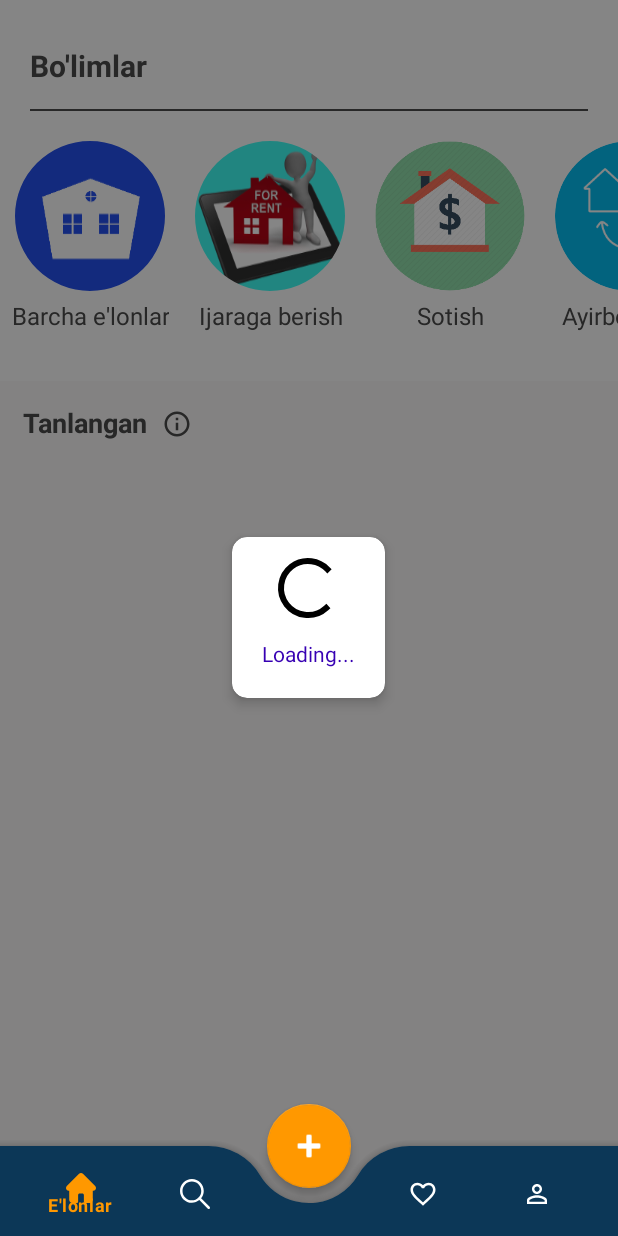
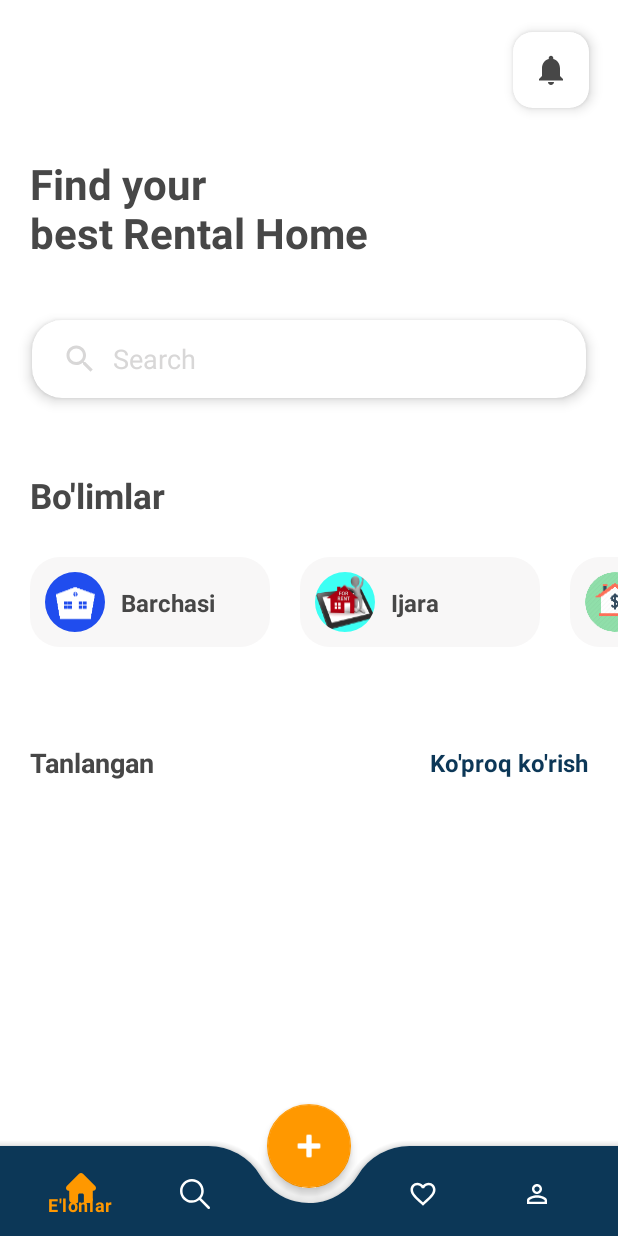
Before and after one commit to asadbek211/Kvartirabor, an Android app: the screen it shows after launch (MainActivity), on a phone screen of 412 x 824 dp. Run offline under Robolectric (Android 15) with nearby library versions, the light colour scheme and no system bars; our stand-ins replace Firebase (no records; nobody signed in at launch, a user with empty details on screens opened directly), navigation-ui; 11 statements that could not run were skipped.

Commit message:
new design

```diff
--- a/app/src/main/java/com/bizmiz/kvartirabor/data/Extensions.kt
+++ b/app/src/main/java/com/bizmiz/kvartirabor/data/Extensions.kt
@@ -59,7 +59,7 @@ var vilovatlar: ArrayList<String> = arrayListOf(
     "Xorazm viloyati"
 )
 val listBolim: ArrayList<String> =
-    arrayListOf("Barcha e'lonlar", "Ijaraga berish", "Sotish", "Ayirboshlash")
+    arrayListOf("Barchasi", "Ijara", "Sotish", "Ayirboshlash")
 val pulBirlik: Array<String> = arrayOf("So'm", "$")
 val pulBirlikSearch: Array<String> = arrayOf("None","So'm", "$")
 val mebel: Array<String> = arrayOf("Ha", "Yo'q")
--- a/app/src/main/java/com/bizmiz/kvartirabor/ui/elon/Elonlar/ElonlarFragment.kt
+++ b/app/src/main/java/com/bizmiz/kvartirabor/ui/elon/Elonlar/ElonlarFragment.kt
@@ -1,6 +1,5 @@
 package com.bizmiz.kvartirabor.ui.elon.Elonlar
 
-import android.app.AlertDialog
 import android.content.Context
 import android.net.ConnectivityManager
 import android.os.Build
@@ -16,11 +15,9 @@ import androidx.navigation.Navigation
 import com.bizmiz.kvartirabor.R
 import com.bizmiz.kvartirabor.data.Adapters.BolimAdapter
 import com.bizmiz.kvartirabor.data.Adapters.ElonlarAdapter
-import com.bizmiz.kvartirabor.data.Constant
 import com.bizmiz.kvartirabor.data.ResourceState
 import com.bizmiz.kvartirabor.data.listBolim
 import com.bizmiz.kvartirabor.data.model.BolimModel
-import com.bizmiz.kvartirabor.data.model.ElonData
 import com.bizmiz.kvartirabor.databinding.FragmentElonlarBinding
 import com.bizmiz.kvartirabor.ui.MainActivity
 import org.koin.androidx.viewmodel.ext.android.viewModel
@@ -34,6 +31,7 @@ class ElonlarFragment : Fragment(R.layout.fragment_elonlar) {
         super.onCreate(savedInstanceState)
         viewModel.getElonlarData()
     }
+
     override fun onViewCreated(view: View, savedInstanceState: Bundle?) {
         super.onViewCreated(view, savedInstanceState)
         binding = FragmentElonlarBinding.bind(view)
@@ -51,17 +49,17 @@ class ElonlarFragment : Fragment(R.layout.fragment_elonlar) {
         binding.recView.adapter = adapter
         binding.rvBolim.adapter = bolimAdapter
         setData()
-            setObservers()
-        binding.namunaliElonlarInfo.setOnClickListener {
-            val message = AlertDialog.Builder(requireActivity())
-            message.setTitle("Kvartirabor")
-                .setMessage("Barcha ma'lumotlari to'liq to'ldirilgan e'lonlar shu yerda joylashadi.")
-                .setCancelable(false)
-                .setPositiveButton("OK") { message, _ ->
-                    message.dismiss()
-                }
-                .create().show()
-        }
+        setObservers()
+//        binding.namunaliElonlarInfo.setOnClickListener {
+//            val message = AlertDialog.Builder(requireActivity())
+//            message.setTitle("Kvartirabor")
+//                .setMessage("Barcha ma'lumotlari to'liq to'ldirilgan e'lonlar shu yerda joylashadi.")
+//                .setCancelable(false)
+//                .setPositiveButton("OK") { message, _ ->
+//                    message.dismiss()
+//                }
+//                .create().show()
+//        }
         bolimAdapter.onClickListener { position ->
             when (position) {
                 0 -> {
@@ -78,16 +76,17 @@ class ElonlarFragment : Fragment(R.layout.fragment_elonlar) {
                 }
             }
         }
-        binding.swipeContainer.setOnRefreshListener {
-            if (isNetworkAvialable()) {
-                viewModel.getElonlarData()
-            } else {
-                binding.swipeContainer.isRefreshing = false
-                Toast.makeText(requireActivity(), "Not Internet Connection", Toast.LENGTH_SHORT)
-                    .show()
-            }
-        }
+//        binding.swipeContainer.setOnRefreshListener {
+//            if (isNetworkAvialable()) {
+//                viewModel.getElonlarData()
+//            } else {
+//                binding.swipeContainer.isRefreshing = false
+//                Toast.makeText(requireActivity(), "Not Internet Connection", Toast.LENGTH_SHORT)
+//                    .show()
+//            }
+//        }
     }
+
     private fun setData() {
         val list: ArrayList<BolimModel> = arrayListOf()
         for (i in 0 until listBolim.size) {
@@ -95,17 +94,18 @@ class ElonlarFragment : Fragment(R.layout.fragment_elonlar) {
         }
         bolimAdapter.models = list
     }
+
     private fun setObservers() {
         viewModel.elon.observe(viewLifecycleOwner, Observer {
             (activity as MainActivity).visibility(false)
             when (it.status) {
                 ResourceState.LOADING -> {
-                    binding.swipeContainer.isRefreshing = false
+//                    binding.swipeContainer.isRefreshing = false
                 }
                 ResourceState.SUCCESS -> {
-                        adapter.models = it.data!!
+                    adapter.models = it.data!!
                     binding.loading.visibility = View.GONE
-                    binding.swipeContainer.isRefreshing = false
+//                    binding.swipeContainer.isRefreshing = false
                     adapter.setOnClickListener { data ->
                         val bundle = bundleOf(
                             "id" to data.id,
--- /dev/null
+++ b/app/src/main/res/drawable/ic_baseline_notifications_24.xml
@@ -0,0 +1,10 @@
+<vector xmlns:android="http://schemas.android.com/apk/res/android"
+    android:width="24dp"
+    android:height="24dp"
+    android:viewportWidth="24"
+    android:viewportHeight="24"
+    >
+  <path
+      android:fillColor="@color/standart_rang"
+      android:pathData="M12,22c1.1,0 2,-0.9 2,-2h-4c0,1.1 0.89,2 2,2zM18,16v-5c0,-3.07 -1.64,-5.64 -4.5,-6.32L13.5,4c0,-0.83 -0.67,-1.5 -1.5,-1.5s-1.5,0.67 -1.5,1.5v0.68C7.63,5.36 6,7.92 6,11v5l-2,2v1h16v-1l-2,-2z"/>
+</vector>
--- a/app/src/main/res/drawable/ic_baseline_search_24.xml
+++ b/app/src/main/res/drawable/ic_baseline_search_24.xml
@@ -5,6 +5,6 @@
     android:viewportHeight="24"
     >
   <path
-      android:fillColor="@color/standart_rang"
+      android:fillColor="#D8D7D7"
       android:pathData="M15.5,14h-0.79l-0.28,-0.27C15.41,12.59 16,11.11 16,9.5 16,5.91 13.09,3 9.5,3S3,5.91 3,9.5 5.91,16 9.5,16c1.61,0 3.09,-0.59 4.23,-1.57l0.27,0.28v0.79l5,4.99L20.49,19l-4.99,-5zM9.5,14C7.01,14 5,11.99 5,9.5S7.01,5 9.5,5 14,7.01 14,9.5 11.99,14 9.5,14z"/>
 </vector>
--- /dev/null
+++ b/app/src/main/res/drawable/shape_bolim.xml
@@ -0,0 +1,5 @@
+<?xml version="1.0" encoding="utf-8"?>
+<shape xmlns:android="http://schemas.android.com/apk/res/android">
+<corners android:radius="20dp"/>
+    <solid android:color="#F8F7F7"/>
+</shape>
--- a/app/src/main/res/layout/bolimlar_item.xml
+++ b/app/src/main/res/layout/bolimlar_item.xml
@@ -6,36 +6,51 @@
     android:layout_width="wrap_content"
     android:layout_height="wrap_content">
 
+    <androidx.constraintlayout.widget.ConstraintLayout
+        android:layout_width="160dp"
+        android:layout_height="match_parent"
+        android:layout_marginTop="5dp"
+        android:layout_marginEnd="20dp"
+        android:layout_marginBottom="5dp"
+        android:background="@drawable/shape_bolim"
+        app:layout_constraintBottom_toBottomOf="parent"
+        app:layout_constraintEnd_toEndOf="parent"
+        app:layout_constraintStart_toStartOf="parent"
+        app:layout_constraintTop_toTopOf="parent">
+
         <com.google.android.material.imageview.ShapeableImageView
             android:id="@+id/bolimImg"
-        android:layout_width="100dp"
-        android:layout_height="100dp"
+            android:layout_width="40dp"
+            android:layout_height="40dp"
             android:layout_marginStart="10dp"
             android:layout_marginTop="10dp"
             android:layout_marginEnd="10dp"
+            android:layout_marginBottom="10dp"
             android:scaleType="fitXY"
             android:src="@drawable/kv"
             android:theme="@style/ShapeAppearanceOverlay.App.CornerSize50Percent"
+            app:layout_constraintBottom_toBottomOf="parent"
             app:layout_constraintEnd_toEndOf="parent"
+            app:layout_constraintHorizontal_bias="0.0"
             app:layout_constraintStart_toStartOf="parent"
             app:layout_constraintTop_toTopOf="parent" />
 
         <TextView
-        android:lines="1"
             android:id="@+id/txtText"
             android:layout_width="wrap_content"
             android:layout_height="wrap_content"
-        android:layout_marginStart="7dp"
-        android:layout_marginTop="5dp"
-        android:layout_marginEnd="7dp"
-        android:layout_marginBottom="10dp"
+            android:layout_marginStart="10dp"
+            android:layout_marginEnd="5dp"
             android:gravity="center"
-        android:text="Sotish"
+            android:lines="1"
+            android:text="Ayrboshlash"
             android:textColor="@color/standart_rang"
             android:textSize="16dp"
-        app:layout_constraintBottom_toBottomOf="parent"
+            android:textStyle="bold"
+            app:layout_constraintBottom_toBottomOf="@+id/bolimImg"
             app:layout_constraintEnd_toEndOf="parent"
-        app:layout_constraintStart_toStartOf="parent"
-        app:layout_constraintTop_toBottomOf="@+id/bolimImg"
-        app:layout_constraintVertical_bias="0.0" />
+            app:layout_constraintHorizontal_bias="0.0"
+            app:layout_constraintStart_toEndOf="@+id/bolimImg"
+            app:layout_constraintTop_toTopOf="@+id/bolimImg" />
     </androidx.constraintlayout.widget.ConstraintLayout>
+</androidx.constraintlayout.widget.ConstraintLayout>
--- a/app/src/main/res/layout/elonlar_item.xml
+++ b/app/src/main/res/layout/elonlar_item.xml
@@ -3,16 +3,16 @@
         xmlns:android="http://schemas.android.com/apk/res/android"
         xmlns:app="http://schemas.android.com/apk/res-auto"
         xmlns:tools="http://schemas.android.com/tools"
-        android:layout_width="match_parent"
+        android:layout_width="wrap_content"
         android:layout_height="wrap_content">
 
     <com.google.android.material.card.MaterialCardView
         android:id="@+id/card"
-        android:layout_width="match_parent"
+        android:layout_width="wrap_content"
         android:layout_height="match_parent"
         android:layout_marginStart="5dp"
         android:layout_marginTop="10dp"
-        android:layout_marginEnd="5dp"
+        android:layout_marginEnd="15dp"
         android:layout_marginBottom="10dp"
         android:checkable="true"
         android:clickable="true"
@@ -26,7 +26,7 @@
 
         <androidx.constraintlayout.widget.ConstraintLayout
             android:id="@+id/layTouch"
-            android:layout_width="match_parent"
+            android:layout_width="wrap_content"
             android:layout_height="match_parent"
             app:layout_constraintBottom_toBottomOf="parent"
             app:layout_constraintEnd_toEndOf="parent"
@@ -52,9 +52,9 @@
                 android:id="@+id/txtData"
                 android:layout_width="0dp"
                 android:layout_height="wrap_content"
-                android:layout_marginStart="10dp"
-                android:layout_marginTop="20dp"
-                android:layout_marginBottom="10dp"
+                android:layout_marginStart="5dp"
+                android:layout_marginTop="5dp"
+                android:layout_marginBottom="5dp"
                 android:text="Toshkent-11 avg"
                 android:textColor="@color/standart_rang"
                 android:textSize="16dp"
@@ -91,8 +91,8 @@
 
             <ImageView
                 android:id="@+id/image"
-                android:layout_width="match_parent"
-                android:layout_height="230dp"
+                android:layout_width="250dp"
+                android:layout_height="130dp"
                 android:scaleType="fitXY"
                 android:src="@drawable/elon_img"
                 app:layout_constraintEnd_toEndOf="parent"
--- a/app/src/main/res/layout/fragment_elonlar.xml
+++ b/app/src/main/res/layout/fragment_elonlar.xml
@@ -4,117 +4,133 @@
     xmlns:tools="http://schemas.android.com/tools"
     android:layout_width="match_parent"
     android:layout_height="match_parent"
-    android:background="@color/splashColor">
-    <androidx.swiperefreshlayout.widget.SwipeRefreshLayout
-        android:id="@+id/swipeContainer"
-        android:layout_width="0dp"
-        android:layout_height="0dp"
-        app:layout_constraintBottom_toBottomOf="parent"
+    android:background="@color/white">
+
+    <androidx.cardview.widget.CardView
+        android:id="@+id/cardView2"
+        android:layout_width="wrap_content"
+        android:layout_height="wrap_content"
+        android:layout_centerInParent="true"
+        android:layout_gravity="center"
+        android:layout_marginTop="10dp"
+        android:layout_marginEnd="10dp"
+        android:orientation="vertical"
+        app:cardCornerRadius="13dp"
+        app:cardElevation="5dp"
+        app:cardUseCompatPadding="true"
         app:layout_constraintEnd_toEndOf="parent"
-        app:layout_constraintStart_toStartOf="parent"
         app:layout_constraintTop_toTopOf="parent">
 
-        <androidx.core.widget.NestedScrollView
+        <ImageView
             android:layout_width="match_parent"
-            android:layout_height="match_parent">
-
-            <androidx.constraintlayout.widget.ConstraintLayout
-                android:layout_width="match_parent"
-                android:layout_height="match_parent">
-
-                <androidx.constraintlayout.widget.ConstraintLayout
-                    android:id="@+id/bolimlar"
-                    android:layout_width="match_parent"
-                    android:layout_height="wrap_content"
-                    android:background="@color/white"
-                    app:layout_constraintEnd_toEndOf="parent"
-                    app:layout_constraintStart_toStartOf="parent"
-                    app:layout_constraintTop_toTopOf="parent">
+            android:layout_height="match_parent"
+            android:padding="13dp"
+            android:src="@drawable/ic_baseline_notifications_24" />
+    </androidx.cardview.widget.CardView>
 
     <TextView
-                        android:id="@+id/bolimTitle"
+        android:id="@+id/textView18"
         android:layout_width="wrap_content"
         android:layout_height="wrap_content"
         android:layout_marginStart="20dp"
-                        android:layout_marginTop="30dp"
+        android:layout_marginTop="20dp"
+        android:text="Find your\nbest Rental Home"
+        android:textColor="@color/standart_rang"
+        android:textSize="28dp"
+        android:textStyle="bold"
+        app:layout_constraintStart_toStartOf="parent"
+        app:layout_constraintTop_toBottomOf="@+id/cardView2" />
+
+    <androidx.cardview.widget.CardView
+        android:id="@+id/cardView3"
+        android:layout_width="0dp"
+        android:layout_height="80dp"
+        android:layout_marginStart="10dp"
+        android:layout_marginTop="25dp"
+        android:layout_marginEnd="10dp"
+        app:cardCornerRadius="20dp"
+        app:cardElevation="5dp"
+        app:cardUseCompatPadding="true"
+        app:layout_constraintEnd_toEndOf="parent"
+        app:layout_constraintStart_toStartOf="parent"
+        app:layout_constraintTop_toBottomOf="@+id/textView18">
+
+        <TextView
+            android:id="@+id/etSearch"
+            android:layout_width="match_parent"
+            android:layout_height="match_parent"
+            android:drawableStart="@drawable/ic_baseline_search_24"
+            android:drawablePadding="10dp"
+            android:gravity="center_vertical"
+            android:paddingStart="20dp"
+            android:text="Search"
+            android:textColor="#D8D7D7"
+            android:textSize="18dp" />
+    </androidx.cardview.widget.CardView>
+
+    <TextView
+        android:id="@+id/textView19"
+        android:layout_width="wrap_content"
+        android:layout_height="wrap_content"
+        android:layout_marginTop="35dp"
         android:text="Bo'limlar"
         android:textColor="@color/standart_rang"
-                        android:textSize="20dp"
+        android:textSize="23dp"
         android:textStyle="bold"
-                        app:layout_constraintEnd_toEndOf="parent"
-                        app:layout_constraintHorizontal_bias="0.0"
-                        app:layout_constraintStart_toStartOf="parent"
-                        app:layout_constraintTop_toTopOf="parent" />
+        app:layout_constraintStart_toStartOf="@+id/textView18"
+        app:layout_constraintTop_toBottomOf="@+id/cardView3" />
 
-                    <ImageView
-                        android:id="@+id/imageView9"
-                        android:layout_width="0dp"
+    <TextView
+        android:layout_width="wrap_content"
         android:layout_height="wrap_content"
-                        android:layout_marginTop="15dp"
         android:layout_marginEnd="20dp"
-                        android:src="@drawable/ic_line"
-                        app:layout_constraintEnd_toEndOf="parent"
-                        app:layout_constraintStart_toStartOf="@+id/bolimTitle"
-                        app:layout_constraintTop_toBottomOf="@+id/bolimTitle" />
+        android:text="Ko'proq ko'rish"
+        android:textColor="@color/bottom_color"
+        android:textSize="16dp"
+        android:textStyle="bold"
+        app:layout_constraintBottom_toBottomOf="@+id/namunaliElonlar"
+        app:layout_constraintEnd_toEndOf="@+id/rvBolim"
+        app:layout_constraintTop_toTopOf="@+id/namunaliElonlar" />
 
     <androidx.recyclerview.widget.RecyclerView
         android:id="@+id/rvBolim"
         android:layout_width="0dp"
-                        android:layout_height="160dp"
-                        android:layout_marginTop="10dp"
-                        android:layout_marginBottom="10dp"
+        android:layout_height="100dp"
+        android:layout_marginStart="20dp"
+        android:layout_marginTop="20dp"
         android:orientation="horizontal"
         app:layoutManager="androidx.recyclerview.widget.LinearLayoutManager"
-                        app:layout_constraintBottom_toBottomOf="parent"
         app:layout_constraintEnd_toEndOf="parent"
         app:layout_constraintStart_toStartOf="parent"
-                        app:layout_constraintTop_toBottomOf="@+id/imageView9"
-                        app:layout_constraintVertical_bias="0.0" />
-                </androidx.constraintlayout.widget.ConstraintLayout>
+        app:layout_constraintTop_toBottomOf="@+id/textView19" />
 
     <TextView
         android:id="@+id/namunaliElonlar"
         android:layout_width="wrap_content"
         android:layout_height="wrap_content"
-                    android:layout_marginStart="15dp"
-                    android:layout_marginTop="15dp"
+        android:layout_marginTop="30dp"
         android:text="Tanlangan"
         android:textColor="@color/standart_rang"
         android:textSize="18dp"
         android:textStyle="bold"
-                    app:layout_constraintStart_toStartOf="parent"
-                    app:layout_constraintTop_toBottomOf="@+id/bolimlar" />
-
-                <ImageView
-                    android:id="@+id/namunaliElonlarInfo"
-                    android:layout_width="40dp"
-                    android:layout_height="40dp"
-                    android:layout_marginTop="2dp"
-                    android:padding="10dp"
-                    android:scaleType="fitXY"
-                    android:src="@drawable/ic_info"
-                    app:layout_constraintBottom_toBottomOf="@+id/namunaliElonlar"
-                    app:layout_constraintStart_toEndOf="@+id/namunaliElonlar"
-                    app:layout_constraintTop_toTopOf="@+id/namunaliElonlar" />
+        app:layout_constraintStart_toStartOf="@+id/textView19"
+        app:layout_constraintTop_toBottomOf="@+id/rvBolim" />
 
     <androidx.recyclerview.widget.RecyclerView
         android:id="@+id/recView"
         android:layout_width="0dp"
-                    android:layout_height="match_parent"
-                    android:layout_marginStart="10dp"
+        android:layout_height="0dp"
+        android:layout_marginStart="20dp"
         android:layout_marginTop="15dp"
-                    android:layout_marginEnd="10dp"
-                    android:orientation="vertical"
+        android:orientation="horizontal"
         app:layoutManager="androidx.recyclerview.widget.LinearLayoutManager"
         app:layout_constraintBottom_toBottomOf="parent"
         app:layout_constraintEnd_toEndOf="parent"
         app:layout_constraintStart_toStartOf="parent"
         app:layout_constraintTop_toBottomOf="@+id/namunaliElonlar"
         app:layout_constraintVertical_bias="0.0" />
-            </androidx.constraintlayout.widget.ConstraintLayout>
-        </androidx.core.widget.NestedScrollView>
-    </androidx.swiperefreshlayout.widget.SwipeRefreshLayout>
     <RelativeLayout
+        android:visibility="gone"
         android:id="@+id/loading"
         android:layout_width="0dp"
         android:layout_height="0dp"
```
Lines whose indentation alone changed are shown as unchanged.
